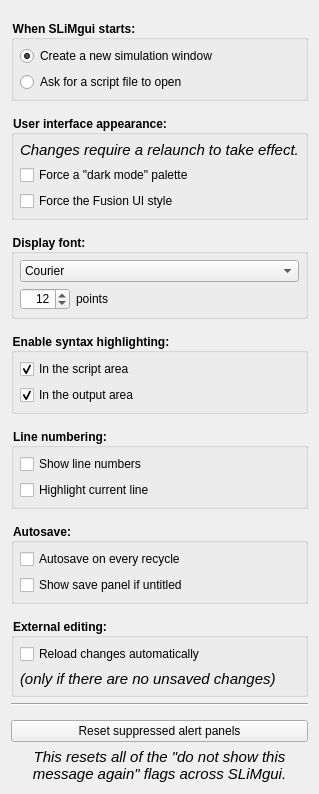
This is QtSLiM/QtSLiMPreferences.ui in MesserLab/SLiM as Qt 5 draws it before an edit. The edited form follows.
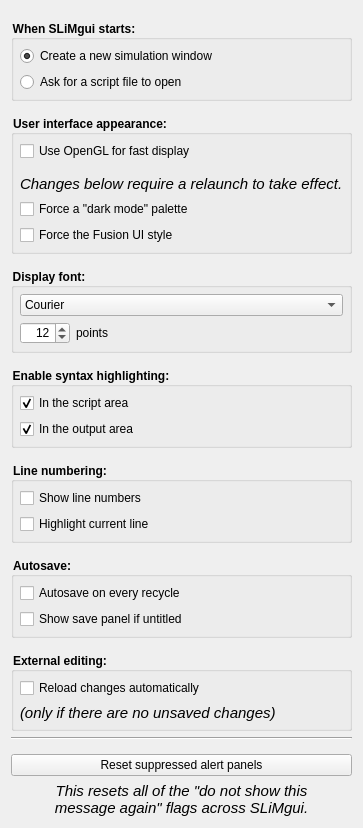
This is the edited form.

Commit message: add "Use OpenGL" checkbox in prefs

Patch:
```diff
--- a/QtSLiM/QtSLiMPreferences.ui
+++ b/QtSLiM/QtSLiMPreferences.ui
@@ -6,8 +6,8 @@
    <rect>
     <x>0</x>
     <y>0</y>
-    <width>282</width>
-    <height>714</height>
+    <width>303</width>
+    <height>747</height>
    </rect>
   </property>
   <property name="windowTitle">
@@ -125,7 +125,7 @@
      <property name="title">
       <string>User interface appearance:</string>
      </property>
-     <layout class="QVBoxLayout" name="verticalLayout_7" stretch="0,0,0">
+     <layout class="QVBoxLayout" name="verticalLayout_7" stretch="0,0,0,0,0">
       <property name="spacing">
        <number>6</number>
       </property>
@@ -142,9 +142,35 @@
        <number>6</number>
       </property>
       <item>
-       <widget class="QLabel" name="label">
+       <widget class="QCheckBox" name="useOpenGL">
+        <property name="toolTip">
+         <string>&lt;html&gt;&lt;head/&gt;&lt;body&gt;&lt;p&gt;use OpenGL for fast display; uncheck this if you experience display problems with the Individuals and Chromosome views&lt;/p&gt;&lt;/body&gt;&lt;/html&gt;</string>
+        </property>
         <property name="text">
-         <string>&lt;html&gt;&lt;head/&gt;&lt;body&gt;&lt;p&gt;&lt;span style=&quot; font-size:11pt; font-style:italic;&quot;&gt;Changes require a relaunch to take effect.&lt;/span&gt;&lt;/p&gt;&lt;/body&gt;&lt;/html&gt;</string>
+         <string>Use OpenGL for fast display</string>
+        </property>
+       </widget>
+      </item>
+      <item>
+       <spacer name="verticalSpacer_requireRelaunch">
+        <property name="orientation">
+         <enum>Qt::Vertical</enum>
+        </property>
+        <property name="sizeType">
+         <enum>QSizePolicy::Fixed</enum>
+        </property>
+        <property name="sizeHint" stdset="0">
+         <size>
+          <width>20</width>
+          <height>8</height>
+         </size>
+        </property>
+       </spacer>
+      </item>
+      <item>
+       <widget class="QLabel" name="requireRelaunchLabel">
+        <property name="text">
+         <string>&lt;html&gt;&lt;head/&gt;&lt;body&gt;&lt;p&gt;&lt;span style=&quot; font-size:11pt; font-style:italic;&quot;&gt;Changes below require a relaunch to take effect.&lt;/span&gt;&lt;/p&gt;&lt;/body&gt;&lt;/html&gt;</string>
         </property>
        </widget>
       </item>
```
The commit also changes 21 other files.
